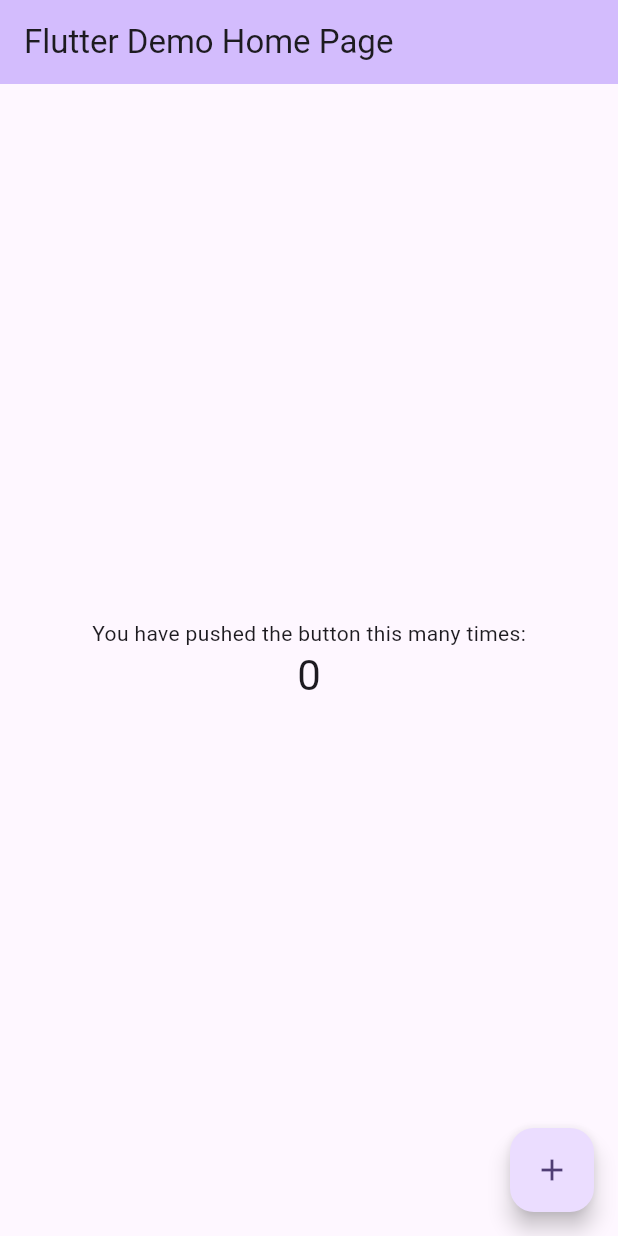
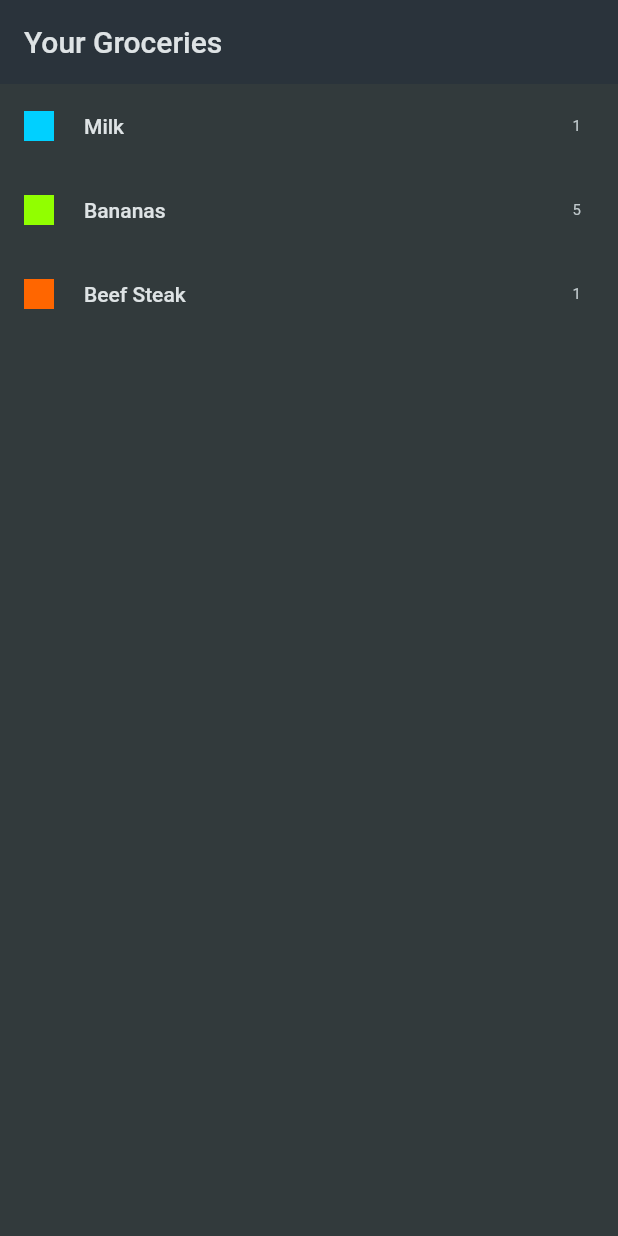
Before and after one commit to nghiamd02/shopping-app-flutter, a Flutter app: the screen it shows after launch, on a phone screen of 412 x 824 dp. Run offline on Flutter 3.47's test engine with Material 2 defaults, Android fonts, the phone set to English and light mode, and no system bars.

Commit message:
add groceries with mock data

```diff
--- /dev/null
+++ b/lib/data/dummy_item.dart
@@ -0,0 +1,21 @@
+import 'package:shopping_app/data/categories_data.dart';
+import 'package:shopping_app/model/category.dart';
+import 'package:shopping_app/model/grocery_item.dart';
+
+final groceryItems = [
+  GroceryItem(
+      id: 'a',
+      name: 'Milk',
+      quantity: 1,
+      category: categories[Categories.dairy]!),
+  GroceryItem(
+      id: 'b',
+      name: 'Bananas',
+      quantity: 5,
+      category: categories[Categories.fruit]!),
+  GroceryItem(
+      id: 'c',
+      name: 'Beef Steak',
+      quantity: 1,
+      category: categories[Categories.meat]!)
+];
--- a/lib/main.dart
+++ b/lib/main.dart
@@ -1,125 +1,24 @@
-import 'package:flutter/material.dart';
+import "package:flutter/material.dart";
+import "package:shopping_app/screen/groceries.dart";
 
-void main() {
-  runApp(const MyApp());
-}
+void main() => runApp(const MyApp());
 
 class MyApp extends StatelessWidget {
   const MyApp({super.key});
-
-  // This widget is the root of your application.
   @override
   Widget build(BuildContext context) {
     return MaterialApp(
-      title: 'Flutter Demo',
-      theme: ThemeData(
-        // This is the theme of your application.
-        //
-        // TRY THIS: Try running your application with "flutter run". You'll see
-        // the application has a blue toolbar. Then, without quitting the app,
-        // try changing the seedColor in the colorScheme below to Colors.green
-        // and then invoke "hot reload" (save your changes or press the "hot
-        // reload" button in a Flutter-supported IDE, or press "r" if you used
-        // the command line to start the app).
-        //
-        // Notice that the counter didn't reset back to zero; the application
-        // state is not lost during the reload. To reset the state, use hot
-        // restart instead.
-        //
-        // This works for code too, not just values: Most code changes can be
-        // tested with just a hot reload.
-        colorScheme: ColorScheme.fromSeed(seedColor: Colors.deepPurple),
+      title: "Flutter Groceries",
+      theme: ThemeData.dark().copyWith(
         useMaterial3: true,
+        colorScheme: ColorScheme.fromSeed(
+          seedColor: const Color.fromARGB(255, 147, 229, 250),
+          brightness: Brightness.dark,
+          surface: const Color.fromARGB(255, 42, 51, 59),
+        ),
+        scaffoldBackgroundColor: const Color.fromARGB(255, 50, 58, 60),
       ),
-      home: const MyHomePage(title: 'Flutter Demo Home Page'),
+      home: const Groceries(),
     );
   }
 }
-
-class MyHomePage extends StatefulWidget {
-  const MyHomePage({super.key, required this.title});
-
-  // This widget is the home page of your application. It is stateful, meaning
-  // that it has a State object (defined below) that contains fields that affect
-  // how it looks.
-
-  // This class is the configuration for the state. It holds the values (in this
-  // case the title) provided by the parent (in this case the App widget) and
-  // used by the build method of the State. Fields in a Widget subclass are
-  // always marked "final".
-
-  final String title;
-
-  @override
-  State<MyHomePage> createState() => _MyHomePageState();
-}
-
-class _MyHomePageState extends State<MyHomePage> {
-  int _counter = 0;
-
-  void _incrementCounter() {
-    setState(() {
-      // This call to setState tells the Flutter framework that something has
-      // changed in this State, which causes it to rerun the build method below
-      // so that the display can reflect the updated values. If we changed
-      // _counter without calling setState(), then the build method would not be
-      // called again, and so nothing would appear to happen.
-      _counter++;
-    });
-  }
-
-  @override
-  Widget build(BuildContext context) {
-    // This method is rerun every time setState is called, for instance as done
-    // by the _incrementCounter method above.
-    //
-    // The Flutter framework has been optimized to make rerunning build methods
-    // fast, so that you can just rebuild anything that needs updating rather
-    // than having to individually change instances of widgets.
-    return Scaffold(
-      appBar: AppBar(
-        // TRY THIS: Try changing the color here to a specific color (to
-        // Colors.amber, perhaps?) and trigger a hot reload to see the AppBar
-        // change color while the other colors stay the same.
-        backgroundColor: Theme.of(context).colorScheme.inversePrimary,
-        // Here we take the value from the MyHomePage object that was created by
-        // the App.build method, and use it to set our appbar title.
-        title: Text(widget.title),
-      ),
-      body: Center(
-        // Center is a layout widget. It takes a single child and positions it
-        // in the middle of the parent.
-        child: Column(
-          // Column is also a layout widget. It takes a list of children and
-          // arranges them vertically. By default, it sizes itself to fit its
-          // children horizontally, and tries to be as tall as its parent.
-          //
-          // Column has various properties to control how it sizes itself and
-          // how it positions its children. Here we use mainAxisAlignment to
-          // center the children vertically; the main axis here is the vertical
-          // axis because Columns are vertical (the cross axis would be
-          // horizontal).
-          //
-          // TRY THIS: Invoke "debug painting" (choose the "Toggle Debug Paint"
-          // action in the IDE, or press "p" in the console), to see the
-          // wireframe for each widget.
-          mainAxisAlignment: MainAxisAlignment.center,
-          children: <Widget>[
-            const Text(
-              'You have pushed the button this many times:',
-            ),
-            Text(
-              '$_counter',
-              style: Theme.of(context).textTheme.headlineMedium,
-            ),
-          ],
-        ),
-      ),
-      floatingActionButton: FloatingActionButton(
-        onPressed: _incrementCounter,
-        tooltip: 'Increment',
-        child: const Icon(Icons.add),
-      ), // This trailing comma makes auto-formatting nicer for build methods.
-    );
-  }
-}
--- /dev/null
+++ b/lib/screen/groceries.dart
@@ -0,0 +1,26 @@
+import 'package:flutter/material.dart';
+import 'package:shopping_app/data/dummy_item.dart';
+
+class Groceries extends StatelessWidget {
+  const Groceries({super.key});
+
+  @override
+  Widget build(BuildContext context) {
+    return Scaffold(
+        appBar: AppBar(
+          title: const Text('Your Groceries'),
+        ),
+        backgroundColor: Theme.of(context).scaffoldBackgroundColor,
+        body: ListView.builder(
+            itemCount: groceryItems.length,
+            itemBuilder: (ctx, index) => ListTile(
+                  leading: Container(
+                    height: 20,
+                    width: 20,
+                    color: groceryItems[index].category.color,
+                  ),
+                  title: Text(groceryItems[index].name),
+                  trailing: Text('${groceryItems[index].quantity}'),
+                )));
+  }
+}
```
Also changed, not shown: lib/data/categories_data.dart (added, +45 -0 lines), lib/model/category.dart (added, +20 -0 lines), lib/model/grocery_item.dart (added, +13 -0 lines).
